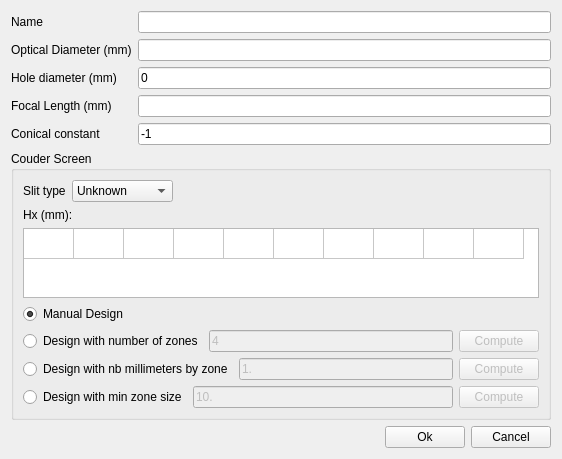
Before: the Qt Designer form src/DialogNewMirror.ui in edeforas/Foucault2, drawn with Qt 5.
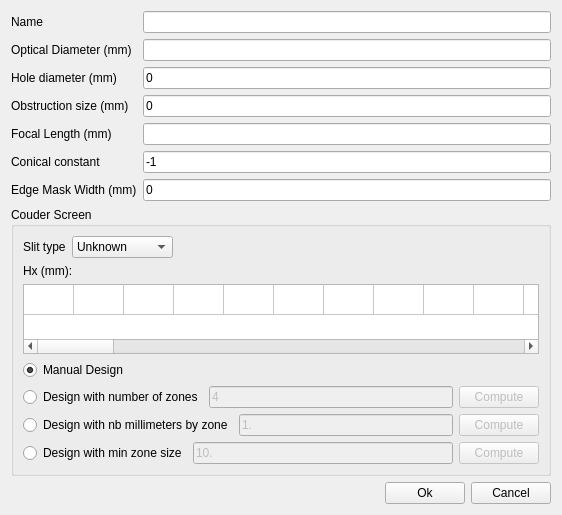
After: the same form once the commit is applied. Icons and pictures are not drawn.

The edit to the form file:
```diff
--- a/src/DialogNewMirror.ui
+++ b/src/DialogNewMirror.ui
@@ -37,7 +37,7 @@
        </property>
       </widget>
      </item>
-     <item row="3" column="0">
+     <item row="4" column="0">
       <widget class="QLabel" name="label_3">
        <property name="text">
         <string>Focal Length (mm)</string>
@@ -47,21 +47,21 @@
      <item row="1" column="1">
       <widget class="QLineEdit" name="leOpticalDiameter"/>
      </item>
-     <item row="4" column="0">
+     <item row="5" column="0">
       <widget class="QLabel" name="label_4">
        <property name="text">
         <string>Conical constant</string>
        </property>
       </widget>
      </item>
-     <item row="4" column="1">
+     <item row="5" column="1">
       <widget class="QLineEdit" name="leConicalConstant">
        <property name="text">
         <string>-1</string>
        </property>
       </widget>
      </item>
-     <item row="3" column="1">
+     <item row="4" column="1">
       <widget class="QLineEdit" name="leFocal"/>
      </item>
      <item row="2" column="0">
@@ -78,6 +78,37 @@
        </property>
       </widget>
      </item>
+
+     <item row="3" column="0">
+      <widget class="QLabel" name="label_8">
+       <property name="text">
+        <string>Obstruction size (mm)</string>
+       </property>
+      </widget>
+     </item>
+     <item row="3" column="1">
+      <widget class="QLineEdit" name="leObstructionSize">
+       <property name="text">
+        <string>0</string>
+       </property>
+      </widget>
+     </item>
+
+     <item row="6" column="0">
+      <widget class="QLabel" name="label_9">
+       <property name="text">
+        <string>Edge Mask Width (mm)</string>
+       </property>
+      </widget>
+     </item>
+     <item row="6" column="1">
+      <widget class="QLineEdit" name="leEdgeMaskWidth">
+       <property name="text">
+        <string>0</string>
+       </property>
+      </widget>
+     </item>
+
     </layout>
    </item>
    <item>
@@ -142,7 +173,7 @@
          <number>1</number>
         </property>
         <property name="columnCount">
-         <number>10</number>
+         <number>64</number>
         </property>
         <attribute name="horizontalHeaderVisible">
          <bool>false</bool>
```
Left out of the diff: 2 changed lines with no effect on the pictures.
